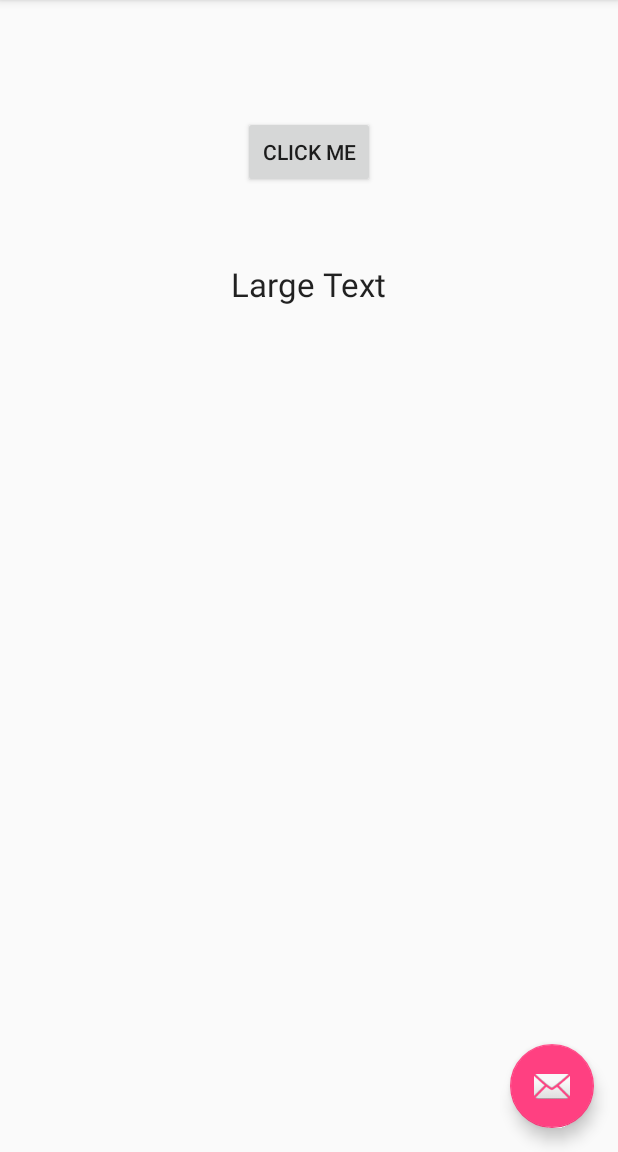
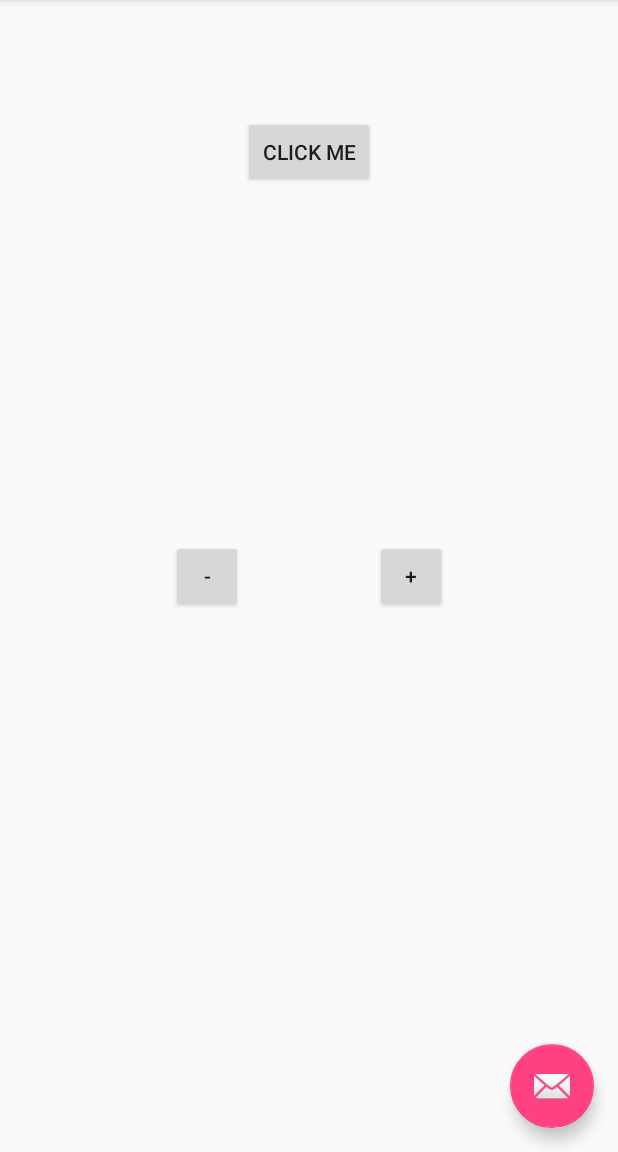
Before and after one commit to rstruempf/CS6242-WK01-SimpleButton, an Android app: the screen it shows after launch (MainActivity), on a phone screen of 412 x 824 dp, the part 84-1236 px from its top. Run offline under Robolectric (Android 15) with nearby library versions, the phone set to English and light mode, and no system bars.

Commit message:
Completed simple button application

```diff
--- a/app/src/main/java/com/ronstruempf/simplebutton/MainActivity.java
+++ b/app/src/main/java/com/ronstruempf/simplebutton/MainActivity.java
@@ -12,6 +12,8 @@ import android.widget.Button;
 import android.widget.TextView;
 
 public class MainActivity extends AppCompatActivity {
+
+    private int counter = 0;
 
     @Override
     protected void onCreate(Bundle savedInstanceState) {
@@ -59,4 +61,18 @@ public class MainActivity extends AppCompatActivity {
             view.setText("You clicked my button!");
         }
     }
+
+    public void incOnClick(View v) {
+        Button button = (Button) v;
+        if (button.getText().equals("+")) {
+            counter++;
+        }
+        else {
+            counter--;
+        }
+        TextView view = (TextView)findViewById(R.id.textView);
+        if (view != null) {
+            view.setText(Integer.toString(counter));
+        }
+    }
 }
--- a/app/src/main/res/layout/content_main.xml
+++ b/app/src/main/res/layout/content_main.xml
@@ -26,9 +26,32 @@
         android:layout_width="wrap_content"
         android:layout_height="wrap_content"
         android:textAppearance="?android:attr/textAppearanceLarge"
-        android:text="Large Text"
         android:id="@+id/textView"
         android:layout_below="@+id/button"
         android:layout_centerHorizontal="true"
-        android:layout_marginTop="49dp" />
+        android:layout_marginTop="49dp"
+        android:minWidth="100dp" />
+
+    <Button
+        style="?android:attr/buttonStyleSmall"
+        android:layout_width="wrap_content"
+        android:layout_height="wrap_content"
+        android:text="+"
+        android:id="@+id/button2"
+        android:layout_centerVertical="true"
+        android:layout_toRightOf="@+id/button"
+        android:layout_toEndOf="@+id/button"
+        android:onClick="incOnClick" />
+
+    <Button
+        style="?android:attr/buttonStyleSmall"
+        android:layout_width="wrap_content"
+        android:layout_height="wrap_content"
+        android:text="-"
+        android:id="@+id/button3"
+        android:layout_alignTop="@+id/button2"
+        android:layout_toLeftOf="@+id/button"
+        android:layout_toStartOf="@+id/button"
+        android:onClick="incOnClick" />
+
 </RelativeLayout>
```
